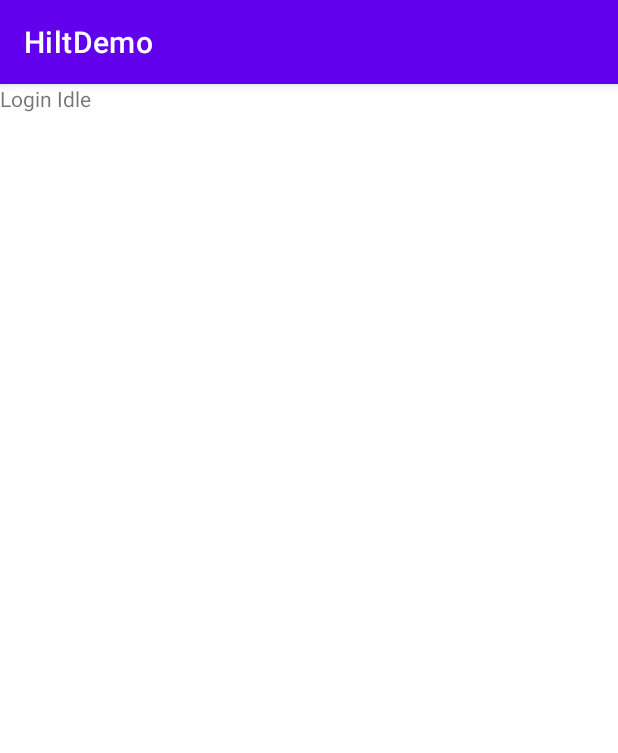
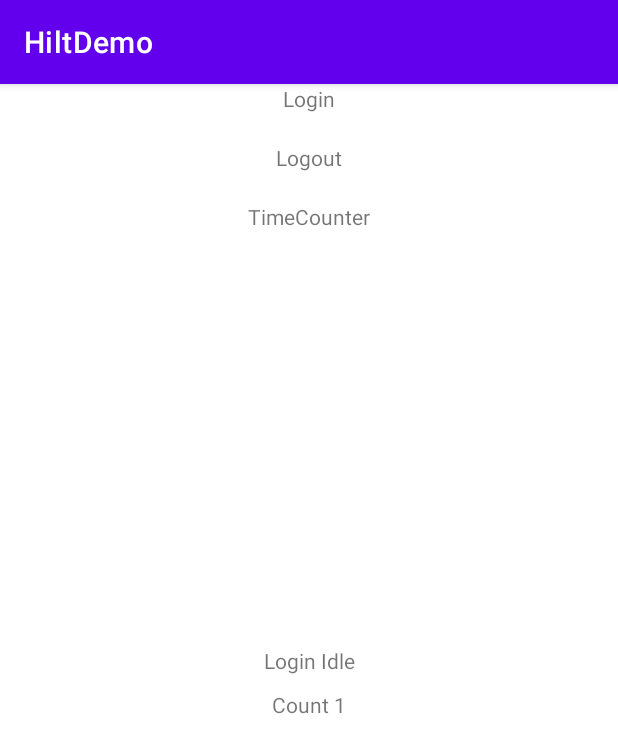
Before and after one commit to qianyukun/DaggerAndHiltDemo, an Android app: the screen it shows after launch (LoginActivity), on a phone screen of 412 x 824 dp. Shown: the top 753 px of the screen. Run offline under Robolectric (Android 15) with nearby library versions, the phone set to English and light mode, and no system bars; our stand-ins replace Dagger/Hilt's generated code.

Commit message:
[feat]添加测试sharedFlow(不同页面公用数据状态) & stateFlow

```diff
--- a/hiltdemo/src/main/AndroidManifest.xml
+++ b/hiltdemo/src/main/AndroidManifest.xml
@@ -11,7 +11,7 @@
         android:supportsRtl="true"
         android:theme="@style/Theme.DaggerAndHiltDemo">
         <activity
-            android:name=".login.LoginActivity"
+            android:name="com.qyk.hiltdemo.ui.login.LoginActivity"
             android:exported="true">
             <intent-filter>
                 <action android:name="android.intent.action.MAIN" />
@@ -19,6 +19,7 @@
                 <category android:name="android.intent.category.LAUNCHER" />
             </intent-filter>
         </activity>
+        <activity android:name=".ui.detail.DetailActivity" />
     </application>
 
 </manifest>
--- /dev/null
+++ b/hiltdemo/src/main/java/com/qyk/hiltdemo/counter/ICounterRepository.kt
@@ -0,0 +1,19 @@
+package com.qyk.hiltdemo.counter
+
+import kotlinx.coroutines.flow.Flow
+import javax.inject.Qualifier
+
+interface ICounterRepository {
+    val countFlow: Flow<Int>
+
+    fun add()
+}
+
+@Qualifier
+@Retention(value = AnnotationRetention.BINARY)
+annotation class StateFlowCounterRepository
+
+
+@Qualifier
+@Retention(value = AnnotationRetention.BINARY)
+annotation class SharedFlowCounterRepository
--- /dev/null
+++ b/hiltdemo/src/main/java/com/qyk/hiltdemo/counter/StateCounterRepositoryImpl.kt
@@ -0,0 +1,16 @@
+package com.qyk.hiltdemo.counter
+
+import kotlinx.coroutines.flow.Flow
+import kotlinx.coroutines.flow.MutableStateFlow
+import javax.inject.Inject
+
+class StateCounterRepositoryImpl @Inject constructor() : ICounterRepository {
+    val fl = MutableStateFlow(1)
+
+    override val countFlow: Flow<Int>
+        get() = fl
+
+    override fun add() {
+        fl.value++
+    }
+}
--- /dev/null
+++ b/hiltdemo/src/main/java/com/qyk/hiltdemo/ext/ViewExt.kt
@@ -0,0 +1,18 @@
+package com.qyk.hiltdemo.ext
+
+import android.view.View
+import kotlinx.coroutines.ExperimentalCoroutinesApi
+import kotlinx.coroutines.channels.awaitClose
+import kotlinx.coroutines.channels.trySendBlocking
+import kotlinx.coroutines.flow.Flow
+import kotlinx.coroutines.flow.callbackFlow
+
+@ExperimentalCoroutinesApi
+fun View.clicks(): Flow<Unit> = callbackFlow {
+    setOnClickListener {
+        trySendBlocking(Unit)
+    }
+    awaitClose {
+        setOnClickListener(null)
+    }
+}
--- /dev/null
+++ b/hiltdemo/src/main/java/com/qyk/hiltdemo/ui/login/CounterViewModel.kt
@@ -0,0 +1,25 @@
+package com.qyk.hiltdemo.ui.login
+
+import androidx.lifecycle.ViewModel
+import com.qyk.hiltdemo.counter.ICounterRepository
+import com.qyk.hiltdemo.counter.SharedFlowCounterRepository
+import dagger.hilt.android.lifecycle.HiltViewModel
+import kotlinx.coroutines.flow.Flow
+import javax.inject.Inject
+
+@HiltViewModel
+class CounterViewModel @Inject constructor(
+    /**
+     * 也可以通过注解切换 StateFlow
+     * @StateFlowCounterRepository
+     */
+    @SharedFlowCounterRepository
+    private val counterRepository: ICounterRepository
+) : ViewModel() {
+
+    val countFlow: Flow<Int> = counterRepository.countFlow
+
+    fun addCount() {
+        counterRepository.add()
+    }
+}
--- a/hiltdemo/src/main/java/com/qyk/hiltdemo/login/LoginAction.kt
+++ b/hiltdemo/src/main/java/com/qyk/hiltdemo/ui/login/LoginAction.kt
@@ -1,4 +1,4 @@
-package com.qyk.hiltdemo.login
+package com.qyk.hiltdemo.ui.login
 sealed class LoginAction {
     object DoLogoutAction : LoginAction()
     data class DoLoginAction(var username: String, var password: String) : LoginAction()
--- a/hiltdemo/src/main/java/com/qyk/hiltdemo/login/LoginActivity.kt
+++ b/hiltdemo/src/main/java/com/qyk/hiltdemo/ui/login/LoginActivity.kt
@@ -1,17 +1,24 @@
-package com.qyk.hiltdemo.login
+package com.qyk.hiltdemo.ui.login
 
+import android.content.Intent
 import androidx.appcompat.app.AppCompatActivity
 import android.os.Bundle
 import android.view.View
-import android.widget.Toast
 import androidx.activity.viewModels
+import androidx.lifecycle.Lifecycle
 import androidx.lifecycle.lifecycleScope
+import androidx.lifecycle.repeatOnLifecycle
 import com.qyk.hiltdemo.R
 import com.qyk.hiltdemo.analytics.AnalyticManager
+import com.qyk.hiltdemo.ext.clicks
+import com.qyk.hiltdemo.ui.detail.DetailActivity
 import dagger.hilt.android.AndroidEntryPoint
 import kotlinx.android.synthetic.main.activity_login.*
 import kotlinx.coroutines.delay
 import kotlinx.coroutines.flow.collect
+import kotlinx.coroutines.flow.debounce
+import kotlinx.coroutines.flow.launchIn
+import kotlinx.coroutines.flow.onEach
 import kotlinx.coroutines.launch
 import javax.inject.Inject
 
@@ -23,46 +30,71 @@ class LoginActivity : AppCompatActivity() {
 
     val loginViewModel: LoginViewModel by viewModels()
 
+    val counterViewModel: CounterViewModel by viewModels()
+
     override fun onCreate(savedInstanceState: Bundle?) {
         super.onCreate(savedInstanceState)
         setContentView(R.layout.activity_login)
         analyticManager.trackEvent("login open")
+
+        //MVI
         lifecycleScope.launch {
             loginViewModel.state.collect { state ->
                 android.util.Log.e("xxxx", "observe state $state")
                 when (state.loginStatus) {
                     is LoginStatus.Success -> {
                         progress.visibility = View.GONE
-                        text.text = "Login success"
+                        status.text = "Login success"
                     }
                     is LoginStatus.Failed -> {
                         progress.visibility = View.GONE
-                        text.text = "Login failed"
+                        status.text = "Login failed"
                     }
                     is LoginStatus.Logout -> {
                         progress.visibility = View.GONE
-                        text.text = "Logout"
+                        status.text = "Logout"
                     }
                     is LoginStatus.Idle -> {
                         progress.visibility = View.GONE
-                        text.text = "Login Idle"
+                        status.text = "Login Idle"
                     }
                     is LoginStatus.Loading -> {
-                        text.text = "Loading"
+                        status.text = "Loading"
                         progress.visibility = View.VISIBLE
                     }
                 }
             }
         }
-        text.setOnClickListener {
+
+        login.setOnClickListener {
             lifecycleScope.launch {
                 loginViewModel.action.send(LoginAction.DoLoginAction("11111", "122222"))
-                delay(10000)
+            }
+        }
+
+        logout.setOnClickListener {
+            lifecycleScope.launch {
                 loginViewModel.action.send(LoginAction.DoLogoutAction)
             }
         }
-        go_home.setOnClickListener{
 
+        //MVVM 不带dataBinding
+        lifecycleScope.launch {
+            lifecycle.repeatOnLifecycle(Lifecycle.State.STARTED) {
+
+                counterViewModel.countFlow.collect {
+                    counter.text = "Count $it"
+                }
+            }
         }
+
+        //1s内不允许重复点击，过滤了误点
+        timeCounter.clicks().debounce(1000).onEach {
+            delay(2000)
+            counterViewModel.addCount()
+            println("clicked")
+            startActivity(Intent(this@LoginActivity, DetailActivity::class.java))
+
+        }.launchIn(lifecycleScope)
     }
 }
--- a/hiltdemo/src/main/java/com/qyk/hiltdemo/login/LoginRepository.kt
+++ b/hiltdemo/src/main/java/com/qyk/hiltdemo/ui/login/LoginRepository.kt
@@ -1,4 +1,4 @@
-package com.qyk.hiltdemo.login
+package com.qyk.hiltdemo.ui.login
 
 import kotlinx.coroutines.Dispatchers
 import kotlinx.coroutines.delay
--- a/hiltdemo/src/main/java/com/qyk/hiltdemo/login/LoginViewModel.kt
+++ b/hiltdemo/src/main/java/com/qyk/hiltdemo/ui/login/LoginViewModel.kt
@@ -1,4 +1,4 @@
-package com.qyk.hiltdemo.login
+package com.qyk.hiltdemo.ui.login
 
 import androidx.lifecycle.ViewModel
 import androidx.lifecycle.viewModelScope
--- a/hiltdemo/src/main/res/layout/activity_login.xml
+++ b/hiltdemo/src/main/res/layout/activity_login.xml
@@ -4,29 +4,65 @@
     xmlns:tools="http://schemas.android.com/tools"
     android:layout_width="match_parent"
     android:layout_height="match_parent"
-    tools:context=".login.LoginActivity">
+    tools:context=".ui.login.LoginActivity">
 
     <TextView
-        android:id="@+id/text"
+        android:id="@+id/status"
         android:layout_width="wrap_content"
         android:layout_height="wrap_content"
-        android:text="Hello World!"
+        android:text="log..."
+        app:layout_constraintBottom_toBottomOf="parent"
         app:layout_constraintLeft_toLeftOf="parent"
+        app:layout_constraintRight_toRightOf="parent"
         app:layout_constraintTop_toTopOf="parent" />
+
+    <TextView
+        android:id="@+id/counter"
+        android:layout_width="wrap_content"
+        android:layout_height="wrap_content"
+        android:layout_marginTop="10dp"
+        android:text="log..."
+        app:layout_constraintLeft_toLeftOf="parent"
+        app:layout_constraintRight_toRightOf="parent"
+        app:layout_constraintTop_toBottomOf="@id/status" />
+
+    <androidx.appcompat.widget.AppCompatTextView
+        android:id="@+id/login"
+        android:layout_width="wrap_content"
+        android:layout_height="wrap_content"
+        android:backgroundTint="@color/white"
+        android:text="Login"
+        app:layout_constraintLeft_toLeftOf="parent"
+        app:layout_constraintRight_toRightOf="parent"
+        app:layout_constraintTop_toTopOf="parent" />
+
+    <TextView
+        android:id="@+id/logout"
+        android:layout_width="wrap_content"
+        android:layout_height="wrap_content"
+        android:layout_marginTop="20dp"
+        android:text="Logout"
+        app:layout_constraintLeft_toLeftOf="parent"
+        app:layout_constraintRight_toRightOf="parent"
+        app:layout_constraintTop_toBottomOf="@id/login" />
+
+    <TextView
+        android:id="@+id/timeCounter"
+        android:layout_width="wrap_content"
+        android:layout_height="wrap_content"
+        android:layout_marginTop="20dp"
+        android:text="TimeCounter"
+        app:layout_constraintLeft_toLeftOf="parent"
+        app:layout_constraintRight_toRightOf="parent"
+        app:layout_constraintTop_toBottomOf="@id/logout" />
 
     <ProgressBar
         android:id="@+id/progress"
         android:layout_width="wrap_content"
         android:layout_height="wrap_content"
+        app:layout_constraintBottom_toBottomOf="parent"
         app:layout_constraintLeft_toLeftOf="parent"
+        app:layout_constraintRight_toRightOf="parent"
         app:layout_constraintTop_toTopOf="parent" />
 
-    <TextView
-        android:id="@+id/go_home"
-        android:layout_width="wrap_content"
-        android:layout_height="wrap_content"
-        app:layout_constraintTop_toBottomOf="@id/text"
-        app:layout_constraintLeft_toLeftOf="parent"
-        app:layout_constraintRight_toRightOf="parent"/>
-
 </androidx.constraintlayout.widget.ConstraintLayout>
```
Also changed, not shown: hiltdemo/src/main/java/com/qyk/hiltdemo/counter/CounterRepositoryModule.kt (added, +22 -0 lines), hiltdemo/src/main/java/com/qyk/hiltdemo/counter/SharedCounterRepositoryImpl.kt (added, +16 -0 lines), hiltdemo/src/main/java/com/qyk/hiltdemo/ui/detail/DetailActivity.kt (added, +42 -0 lines), 1 other file.
